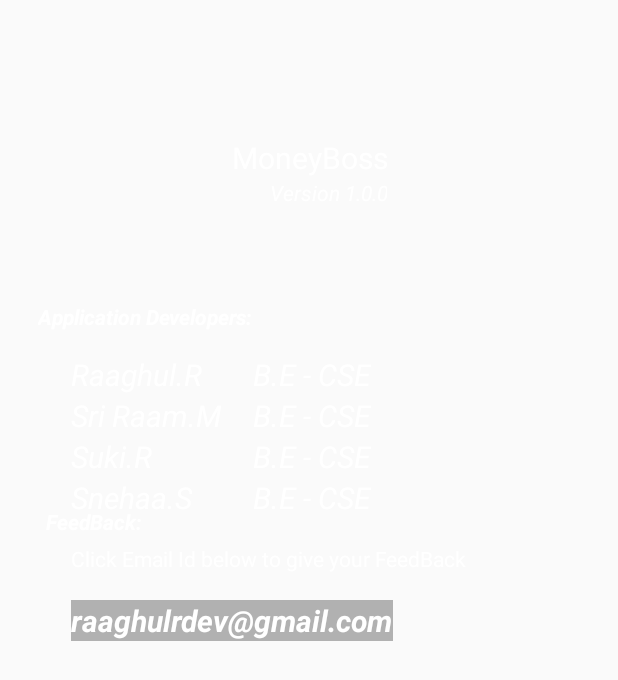
After one commit to raaghulrdeveloper/Money, an Android app: the layout activity_email.xml on its own in the app's theme, with its tools: preview values and no code run, on a phone screen of 412 x 824 dp. The commit adds this screen. Shown: the top 680 px of the screen. Run offline under Robolectric (Android 15) with nearby library versions, the phone set to English and light mode, and no system bars.

Commit message:
About Us Page Completed

```diff
--- a/app/src/main/AndroidManifest.xml
+++ b/app/src/main/AndroidManifest.xml
@@ -21,7 +21,12 @@
             <meta-data android:name="android.support.PARENT_ACTIVITY" android:value="com.project.money.MainActivity" />
         </activity>
 
-    <activity android:name=".Menu"></activity>
+        <activity android:name=".Aboutus" android:label="About Us Feedback"
+        android:theme="@style/custom"
+            >
+
+        </activity>
+
     </application>
 
 
--- /dev/null
+++ b/app/src/main/java/com/project/money/Aboutus.java
@@ -0,0 +1,38 @@
+package com.project.money;
+import android.app.Activity;
+        import android.content.Intent;
+        import android.os.Bundle;
+        import android.view.View;
+        import android.widget.Toast;
+
+
+/**
+ * Created by raagh_000 on 1/3/2016.
+ */
+public class Aboutus extends Activity{
+    protected void onCreate(Bundle savedInstanceState) {
+        super.onCreate(savedInstanceState);
+        setContentView(R.layout.activity_email);
+
+
+}
+
+    public void emailme(View v){
+
+        Intent i = new Intent(Intent.ACTION_SEND);
+        i.setType("message/rfc822");
+        i.setType("text/plain");
+        i.putExtra(Intent.EXTRA_EMAIL  , new String[]{"raaghulrdev@gmail.com"});
+        i.putExtra(Intent.EXTRA_SUBJECT, "Feed Back of Money Boss");
+        i.putExtra(Intent.EXTRA_TEXT   , "");
+        try {
+            startActivity(Intent.createChooser(i, "Send mail..."));
+        } catch (android.content.ActivityNotFoundException ex) {
+            Toast.makeText(Aboutus.this, "There are no email clients installed.", Toast.LENGTH_SHORT).show();
+        }
+    }
+
+
+
+
+}
--- a/app/src/main/java/com/project/money/Menu.java
+++ /dev/null
@@ -1,33 +0,0 @@
-package com.project.money;
-
-import android.app.Activity;
-import android.content.Intent;
-import android.os.Bundle;
-import android.view.MenuItem;
-import android.widget.Toast;
-import android.view.View;
-
-
-/**
- * Created by raagh_000 on 1/3/2016.
- */
-public class Menu extends Activity {
-
-
-
-
-    @Override
-    public boolean onCreateOptionsMenu(android.view.Menu menu) {
-
-        getMenuInflater().inflate(R.menu.menu, menu);
-        return super.onCreateOptionsMenu(menu);
-    }
-
-    public void click(MenuItem i) {
-
-        Toast.makeText(this, "you clicked the menu", Toast.LENGTH_SHORT).show();
-
-    }
-
-
-}
--- a/app/src/main/java/com/project/money/Second.java
+++ b/app/src/main/java/com/project/money/Second.java
@@ -1,11 +1,11 @@
 package com.project.money;
 
+import android.content.Intent;
 import android.os.Bundle;
 import android.support.v7.app.AppCompatActivity;
 import android.view.MenuItem;
 import android.view.View;
 import android.widget.Toast;
-import com.project.money.Menu;
 
 /**
  * Created by raaghulr on 30-12-2015.
@@ -27,7 +27,24 @@ public class Second extends AppCompatActivity {
     }
 
 
+    @Override
+    public boolean onCreateOptionsMenu(android.view.Menu menu) {
 
+        getMenuInflater().inflate(R.menu.menu, menu);
+        return super.onCreateOptionsMenu(menu);
+    }
+
+    public void click(MenuItem i) {
+
+        Toast.makeText(this, "you clicked the menu", Toast.LENGTH_SHORT).show();
+
+    }
+
+    public void about(MenuItem item)
+    {
+        Intent i= new Intent(Second.this,Aboutus.class);
+        startActivity(i);
+    }
 
 
 
--- /dev/null
+++ b/app/src/main/res/layout/activity_email.xml
@@ -0,0 +1,205 @@
+<?xml version="1.0" encoding="utf-8"?>
+<RelativeLayout xmlns:android="http://schemas.android.com/apk/res/android"
+    android:orientation="vertical" android:layout_width="match_parent"
+
+    android:padding="25dp"
+
+    android:layout_height="match_parent">
+
+    <TextView
+        android:layout_width="wrap_content"
+        android:layout_height="wrap_content"
+        android:text="@string/app_name"
+        android:id="@+id/textView"
+        android:capitalize="characters"
+        android:clickable="true"
+        android:editable="true"
+        android:textAlignment="center"
+        android:autoText="false"
+        android:textColor="#ffffffff"
+        android:textSize="20dp"
+        android:layout_marginTop="66dp"
+        android:layout_alignParentTop="true"
+        android:layout_centerHorizontal="true" />
+
+    <TextView
+        android:layout_width="wrap_content"
+        android:layout_height="wrap_content"
+        android:textAppearance="?android:attr/textAppearanceSmall"
+        android:text="Version 1.0.0"
+        android:id="@+id/textView2"
+        android:gravity="right"
+        android:textStyle="italic"
+        android:textColor="#ffffffff"
+        android:layout_below="@+id/textView"
+        android:layout_alignRight="@+id/textView"
+        android:layout_alignEnd="@+id/textView" />
+
+    <ImageView
+        android:layout_width="wrap_content"
+        android:layout_height="wrap_content"
+        android:id="@+id/imageView"
+
+        android:layout_below="@+id/textView2"
+        android:layout_centerHorizontal="true"
+        android:layout_marginTop="34dp"
+        android:focusable="false" />
+
+    <TextView
+        android:layout_width="wrap_content"
+        android:layout_height="wrap_content"
+        android:textAppearance="?android:attr/textAppearanceSmall"
+        android:text="Application Developers:"
+        android:id="@+id/textView3"
+        android:layout_below="@+id/imageView"
+        android:layout_alignParentLeft="true"
+        android:layout_alignParentStart="true"
+        android:layout_marginTop="29dp"
+        android:textColor="#ffffffff"
+        android:textStyle="bold|italic" />
+
+    <TextView
+        android:layout_width="wrap_content"
+        android:layout_height="wrap_content"
+        android:textAppearance="?android:attr/textAppearanceMedium"
+        android:text="Raaghul.R"
+        android:id="@+id/textView4"
+        android:layout_below="@+id/textView3"
+        android:layout_alignParentLeft="true"
+        android:layout_alignParentStart="true"
+        android:layout_marginLeft="22dp"
+        android:layout_marginStart="22dp"
+        android:layout_marginTop="15dp"
+        android:textColor="#ffffffff"
+        android:textStyle="italic"
+        android:textSize="20sp" />
+
+    <TextView
+        android:layout_width="wrap_content"
+        android:layout_height="wrap_content"
+        android:textAppearance="?android:attr/textAppearanceMedium"
+        android:text="B.E - CSE"
+        android:id="@+id/textView5"
+        android:textColor="#ffffffff"
+        android:textStyle="italic"
+        android:textSize="20sp"
+        android:layout_alignTop="@+id/textView4"
+        android:layout_toRightOf="@+id/textView3"
+        android:layout_toEndOf="@+id/textView3" />
+
+    <TextView
+        android:layout_width="wrap_content"
+        android:layout_height="wrap_content"
+        android:textAppearance="?android:attr/textAppearanceSmall"
+        android:text="FeedBack:"
+        android:id="@+id/textView6"
+        android:layout_marginTop="69dp"
+        android:textColor="#ffffffff"
+        android:textStyle="bold|italic"
+        android:padding="5dp"
+        android:layout_below="@+id/textView4"
+        android:layout_alignParentStart="true" />
+
+    <EditText
+        android:layout_width="wrap_content"
+        android:layout_height="wrap_content"
+        android:textAppearance="?android:attr/textAppearanceMedium"
+        android:text="raaghulrdev@gmail.com"
+        android:id="@+id/editText"
+        android:textColor="#ffffffff"
+        android:textStyle="bold|italic"
+        android:textIsSelectable="true"
+        android:clickable="true"
+        android:onClick="emailme"
+        android:inputType="none"
+        android:background="#4b000000"
+        android:textSize="20sp"
+        android:layout_marginTop="18dp"
+        android:layout_below="@+id/textView7"
+        android:layout_alignStart="@+id/textView7" />
+
+    <TextView
+        android:layout_width="wrap_content"
+        android:layout_height="wrap_content"
+        android:textAppearance="?android:attr/textAppearanceSmall"
+        android:text="Click Email Id below to give your FeedBack"
+        android:id="@+id/textView7"
+        android:textColor="#ffffffff"
+        android:layout_below="@+id/textView6"
+        android:layout_alignStart="@+id/textView11" />
+
+    <TextView
+        android:layout_width="wrap_content"
+        android:layout_height="wrap_content"
+        android:textAppearance="?android:attr/textAppearanceMedium"
+        android:text="Sri Raam.M"
+        android:id="@+id/textView8"
+
+        android:textColor="#ffffffff"
+        android:textStyle="italic"
+        android:textSize="20sp"
+        android:layout_below="@+id/textView4"
+        android:layout_alignStart="@+id/textView4" />
+
+    <TextView
+        android:layout_width="wrap_content"
+        android:layout_height="wrap_content"
+        android:textAppearance="?android:attr/textAppearanceMedium"
+        android:text="B.E - CSE"
+        android:id="@+id/textView9"
+        android:textColor="#ffffffff"
+        android:textStyle="italic"
+        android:textSize="20sp"
+        android:layout_alignTop="@+id/textView8"
+        android:layout_toEndOf="@+id/textView3" />
+
+    <TextView
+        android:layout_width="wrap_content"
+        android:layout_height="wrap_content"
+        android:textAppearance="?android:attr/textAppearanceMedium"
+        android:text="Suki.R"
+        android:id="@+id/textView10"
+
+        android:textColor="#ffffffff"
+        android:textStyle="italic"
+        android:textSize="20sp"
+        android:layout_below="@+id/textView8"
+        android:layout_alignStart="@+id/textView8" />
+
+    <TextView
+        android:layout_width="wrap_content"
+        android:layout_height="wrap_content"
+        android:textAppearance="?android:attr/textAppearanceMedium"
+        android:text="Snehaa.S"
+        android:id="@+id/textView11"
+        android:textColor="#ffffffff"
+        android:textStyle="italic"
+        android:textSize="20sp"
+        android:layout_below="@+id/textView10"
+        android:layout_alignLeft="@+id/textView8" />
+
+    <TextView
+        android:layout_width="wrap_content"
+        android:layout_height="wrap_content"
+        android:textAppearance="?android:attr/textAppearanceMedium"
+        android:text="B.E - CSE"
+        android:id="@+id/textView12"
+        android:textColor="#ffffffff"
+        android:textStyle="italic"
+        android:textSize="20sp"
+        android:layout_below="@+id/textView9"
+        android:layout_toEndOf="@+id/textView3" />
+
+    <TextView
+        android:layout_width="wrap_content"
+        android:layout_height="wrap_content"
+        android:textAppearance="?android:attr/textAppearanceMedium"
+        android:text="B.E - CSE"
+        android:id="@+id/textView13"
+        android:textColor="#ffffffff"
+        android:textStyle="italic"
+        android:textSize="20sp"
+        android:layout_below="@+id/textView12"
+        android:layout_toEndOf="@+id/textView3" />
+
+</RelativeLayout>
--- a/app/src/main/res/menu/menu.xml
+++ b/app/src/main/res/menu/menu.xml
@@ -6,9 +6,10 @@
     app:showAsAction="never"
     android:onClick="click"/>
 
-    <item android:title="Email Us"
+    <item android:title="About Us"
         app:showAsAction="never"
-        android:onClick="emailus"/>
+        android:onClick="about"
+      />
 
 
 
--- a/app/src/main/res/values/styles.xml
+++ b/app/src/main/res/values/styles.xml
@@ -11,5 +11,9 @@
     <style name="AppTheme.AppBarOverlay" parent="ThemeOverlay.AppCompat.Dark.ActionBar" />
 
     <style name="AppTheme.PopupOverlay" parent="ThemeOverlay.AppCompat.Light" />
+    <style name="custom" parent="android:Theme.Holo.Dialog">
+
+
+    </style>
 
 </resources>
```
